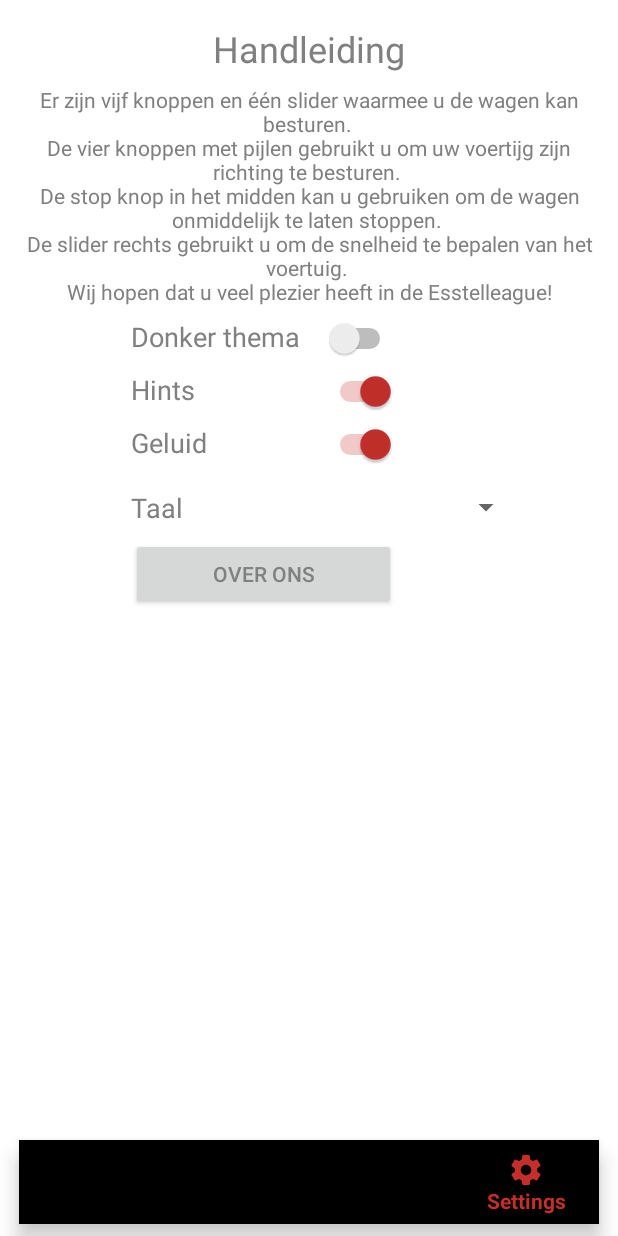
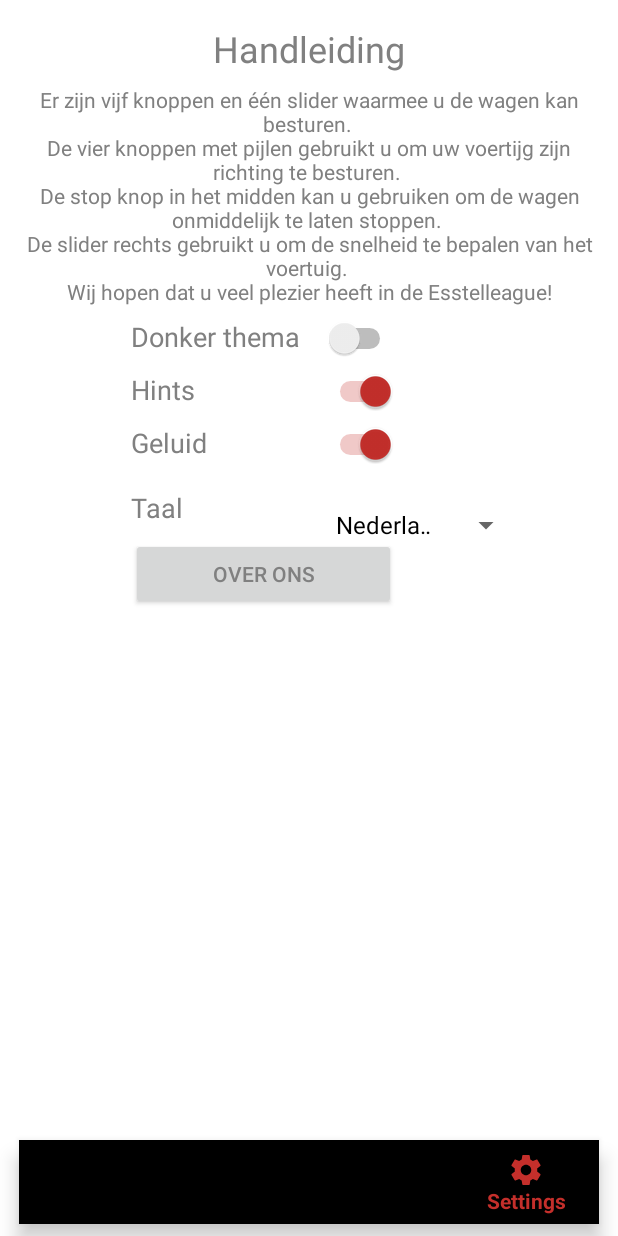
Before and after one commit to LucasDotEXE/Proftaak_1.4, an Android app: the screen it shows after launch (MainActivity), item 4 of the bottom bar chosen, on a phone screen of 412 x 824 dp. Run offline under Robolectric (Android 15) with nearby library versions, the phone set to English and light mode, and no system bars; libraries missing offline, so code that uses them is left out: com.github.chrisbanes.photoview.

Commit message:
Added dark theme to about us and began work on language change

```diff
--- a/Android Project/EstelingLayoutTest/app/src/main/java/com/example/estelinglayouttest/SettingsFragment.java
+++ b/Android Project/EstelingLayoutTest/app/src/main/java/com/example/estelinglayouttest/SettingsFragment.java
@@ -8,9 +8,15 @@ import android.support.v4.app.Fragment;
 import android.view.LayoutInflater;
 import android.view.View;
 import android.view.ViewGroup;
+import android.widget.AdapterView;
+import android.widget.ArrayAdapter;
 import android.widget.Button;
 import android.widget.CompoundButton;
+import android.widget.Spinner;
 import android.widget.Switch;
+
+import java.util.ArrayList;
+import java.util.List;
 
 public class SettingsFragment extends Fragment {
 
@@ -18,6 +24,8 @@ public class SettingsFragment extends Fragment {
     private Switch hints;
     private Switch sound;
     private Button aboutUs;
+    private Spinner languages;
+    private boolean darkThemeBool = false;
 
     @Nullable
     @Override
@@ -51,8 +59,10 @@ public class SettingsFragment extends Fragment {
             public void onCheckedChanged(CompoundButton buttonView, boolean isChecked) {
                 if (isChecked) {
                     getActivity().setTheme(R.style.AppThemeDark);
+                    darkThemeBool = true;
                 } else {
                     getActivity().setTheme(R.style.AppTheme);
+                    darkThemeBool = false;
                 }
             }
         });
@@ -62,10 +72,42 @@ public class SettingsFragment extends Fragment {
             @Override
             public void onClick(View v) {
                 Intent intent = new Intent(v.getContext(), AboutUsActivity.class);
+                if (darkThemeBool) {
+                    intent.putExtra("theme", "dark");
+                } else {
+                    intent.putExtra("theme", "light");
+                }
                 v.getContext().startActivity(intent);
             }
         });
 
+        this.languages = view.findViewById(R.id.languageSelecterSpinner);
+        this.languages.setOnItemSelectedListener(new AdapterView.OnItemSelectedListener() {
+            @Override
+            public void onItemSelected(AdapterView<?> parent, View view, int position, long id) {
+                String item = parent.getItemAtPosition(position).toString();
+                if (item.equals("Nederlands")) {
+
+                } else if (item.equals("English")) {
+
+                } else if (item.equals("Deutsch")) {
+
+                }
+            }
+
+            @Override
+            public void onNothingSelected(AdapterView<?> parent) {
+
+            }
+        });
+        List<String> languageList = new ArrayList<>();
+        languageList.add("Nederlands");
+        languageList.add("English");
+        languageList.add("Deutsch");
+        ArrayAdapter<String> adapter = new ArrayAdapter<String>(this.getContext(), R.layout.support_simple_spinner_dropdown_item, languageList);
+        adapter.setDropDownViewResource(R.layout.support_simple_spinner_dropdown_item);
+        this.languages.setAdapter(adapter);
+
         return view;
     }
 }
```
Also changed, not shown: Android Project/EstelingLayoutTest/app/src/main/java/com/example/estelinglayouttest/AboutUsActivity.java (+8 -0 lines).
